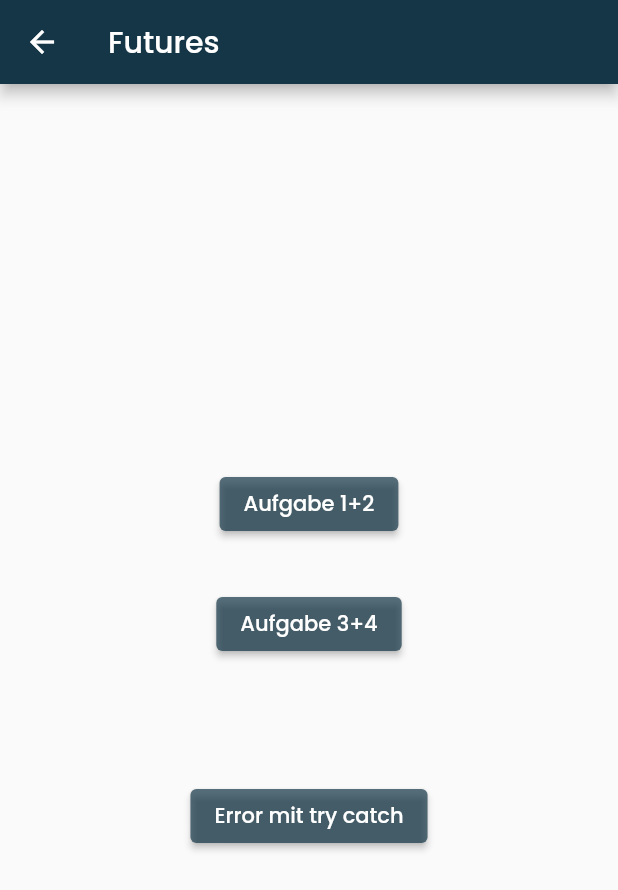
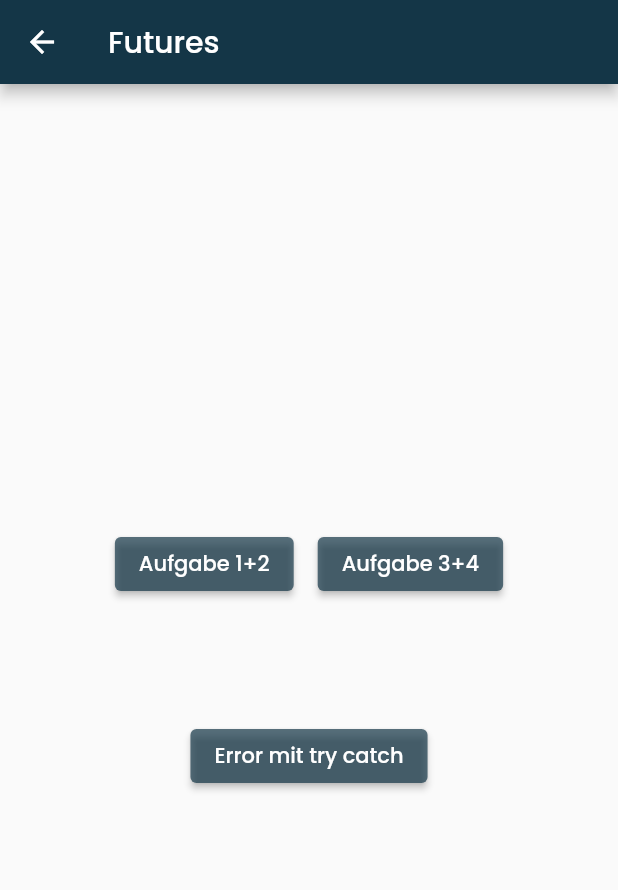
Before and after one commit to hanna-kr/app_akademie_exercises, a Flutter app: the FutureExercise screen opened by its route, on a phone screen of 412 x 824 dp. Shown: the top 890 px of the screen. Run offline on Flutter 3.47's test engine with Material 2 defaults, Android fonts, the phone set to English and light mode, and no system bars; our stand-ins replace cached_network_image, card_swiper, google_fonts, image_picker, logger; missing offline and left inert: blobs.

Commit message:
minor changes

```diff
--- a/lib/5.1.3-4.3/screens/futures.dart
+++ b/lib/5.1.3-4.3/screens/futures.dart
@@ -164,6 +164,9 @@ class _FutureExerciseState extends State<FutureExercise> {
             child: Column(
           mainAxisAlignment: MainAxisAlignment.center,
           children: [
+            Row(
+              mainAxisAlignment: MainAxisAlignment.center,
+              children: [
                 ElevatedButton(
                     style: ButtonStyle(
                         backgroundColor: MaterialStatePropertyAll(
@@ -173,7 +176,9 @@ class _FutureExerciseState extends State<FutureExercise> {
                       resetFunction();
                     },
                     child: const Text('Aufgabe 1+2')),
-            kSpacing32,
+                const SizedBox(
+                  width: 16,
+                ),
                 ElevatedButton(
                     style: ButtonStyle(
                         backgroundColor: MaterialStatePropertyAll(
@@ -183,6 +188,8 @@ class _FutureExerciseState extends State<FutureExercise> {
                       resetFunction();
                     },
                     child: const Text('Aufgabe 3+4')),
+              ],
+            ),
             kSpacing32,
             if (showText)
               Text(
```
Lines whose indentation alone changed are shown as unchanged.
